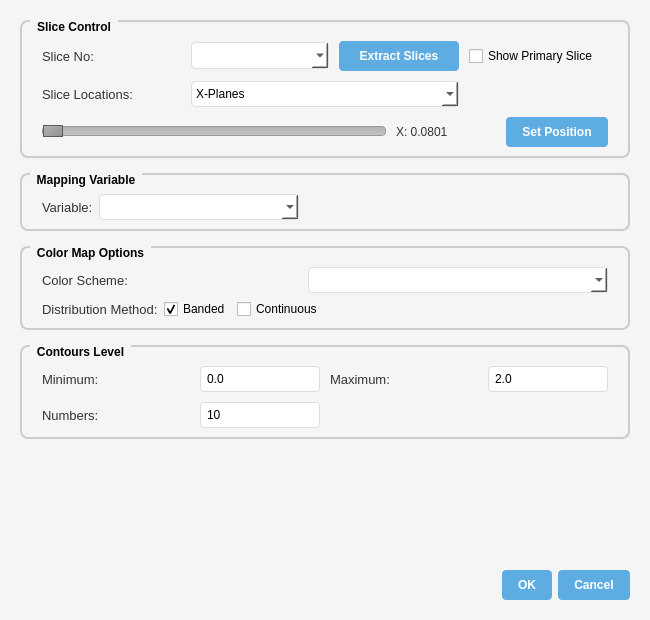
The window that Post/CutplaneDialog.ui (shadeslide12/Ci_Gui) describes before a commit, drawn with Qt 5.
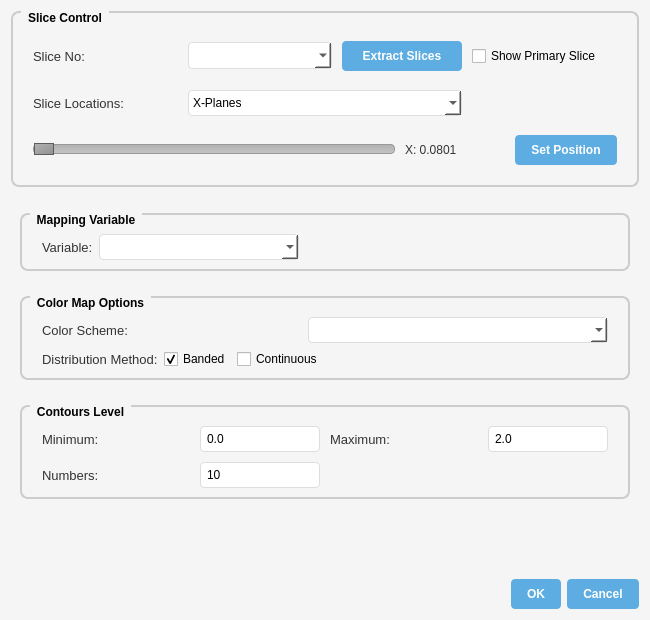
The same window after the commit.

Commit message: add the switch control of slice mapping

What changed in the file:
```diff
--- a/Post/CutplaneDialog.ui
+++ b/Post/CutplaneDialog.ui
@@ -82,22 +82,7 @@
     border-radius: 9px;
 }</string>
   </property>
-  <layout class="QVBoxLayout" name="mainLayout">
-   <property name="spacing">
-    <number>15</number>
-   </property>
-   <property name="leftMargin">
-    <number>20</number>
-   </property>
-   <property name="topMargin">
-    <number>20</number>
-   </property>
-   <property name="rightMargin">
-    <number>20</number>
-   </property>
-   <property name="bottomMargin">
-    <number>20</number>
-   </property>
+  <layout class="QVBoxLayout" name="verticalLayout_2">
    <item>
     <widget class="QGroupBox" name="sliceControlGroup">
      <property name="title">
@@ -226,6 +211,15 @@
     </widget>
    </item>
    <item>
+    <widget class="QWidget" name="MappingControl" native="true">
+     <layout class="QVBoxLayout" name="verticalLayout">
+      <property name="spacing">
+       <number>25</number>
+      </property>
+      <property name="topMargin">
+       <number>20</number>
+      </property>
+      <item>
     <widget class="QGroupBox" name="mappingGroup">
      <property name="title">
       <string>Mapping Variable</string>
@@ -474,15 +468,21 @@
      </layout>
     </widget>
    </item>
+     </layout>
+    </widget>
+   </item>
    <item>
     <spacer name="verticalSpacer">
      <property name="orientation">
       <enum>Qt::Vertical</enum>
      </property>
+     <property name="sizeType">
+      <enum>QSizePolicy::Fixed</enum>
+     </property>
      <property name="sizeHint" stdset="0">
       <size>
        <width>20</width>
-       <height>20</height>
+       <height>65</height>
       </size>
      </property>
     </spacer>
```
Lines whose indentation alone changed are shown as unchanged. The commit also changes 10 other files.
